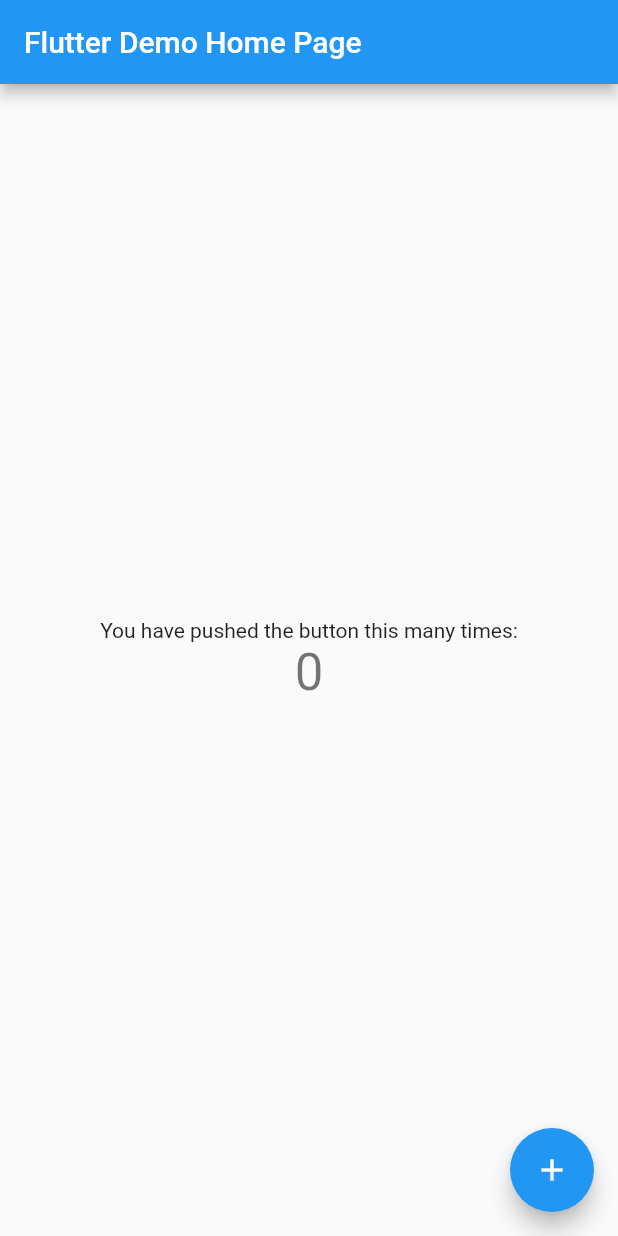
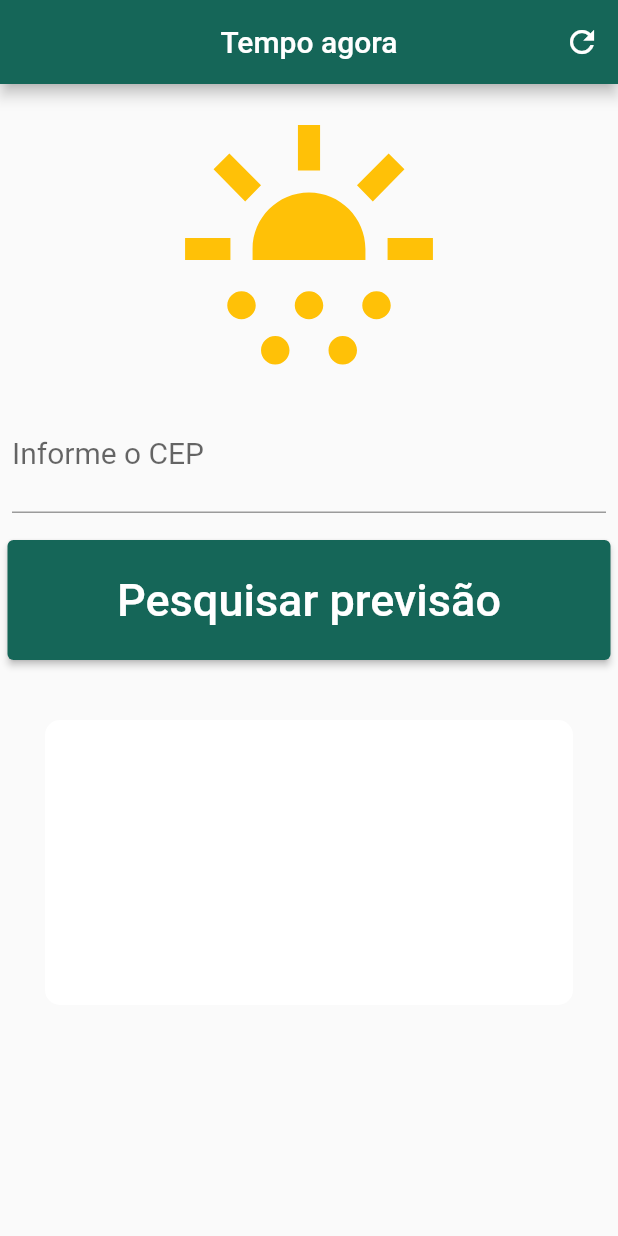
Before and after one commit to Bianca0909/aplicativo_tempo, a Flutter app: the screen it shows after launch, on a phone screen of 412 x 824 dp. Run offline on Flutter 3.47's test engine with Material 2 defaults, Android fonts, the phone set to English and light mode, and no system bars.

Commit message:
Pesquisa de clima por cep

```diff
--- a/aplicativo_tempo/lib/main.dart
+++ b/aplicativo_tempo/lib/main.dart
@@ -1,115 +1,24 @@
 import 'package:flutter/material.dart';
 
+import 'paginas/principal.dart';
+
 void main() {
-  runApp(const MyApp());
+  runApp(const TempoApp());
 }
 
-class MyApp extends StatelessWidget {
-  const MyApp({super.key});
+class TempoApp extends StatefulWidget {
+  const TempoApp({super.key});
 
-  // This widget is the root of your application.
+  @override
+  State<TempoApp> createState() => _TempoState();
+}
+
+class _TempoState extends State<TempoApp> {
   @override
   Widget build(BuildContext context) {
-    return MaterialApp(
-      title: 'Flutter Demo',
-      theme: ThemeData(
-        // This is the theme of your application.
-        //
-        // Try running your application with "flutter run". You'll see the
-        // application has a blue toolbar. Then, without quitting the app, try
-        // changing the primarySwatch below to Colors.green and then invoke
-        // "hot reload" (press "r" in the console where you ran "flutter run",
-        // or simply save your changes to "hot reload" in a Flutter IDE).
-        // Notice that the counter didn't reset back to zero; the application
-        // is not restarted.
-        primarySwatch: Colors.blue,
-      ),
-      home: const MyHomePage(title: 'Flutter Demo Home Page'),
+    return const MaterialApp(
+      debugShowCheckedModeBanner: false,
+      home: Principal(),
     );
   }
 }
-
-class MyHomePage extends StatefulWidget {
-  const MyHomePage({super.key, required this.title});
-
-  // This widget is the home page of your application. It is stateful, meaning
-  // that it has a State object (defined below) that contains fields that affect
-  // how it looks.
-
-  // This class is the configuration for the state. It holds the values (in this
-  // case the title) provided by the parent (in this case the App widget) and
-  // used by the build method of the State. Fields in a Widget subclass are
-  // always marked "final".
-
-  final String title;
-
-  @override
-  State<MyHomePage> createState() => _MyHomePageState();
-}
-
-class _MyHomePageState extends State<MyHomePage> {
-  int _counter = 0;
-
-  void _incrementCounter() {
-    setState(() {
-      // This call to setState tells the Flutter framework that something has
-      // changed in this State, which causes it to rerun the build method below
-      // so that the display can reflect the updated values. If we changed
-      // _counter without calling setState(), then the build method would not be
-      // called again, and so nothing would appear to happen.
-      _counter++;
-    });
-  }
-
-  @override
-  Widget build(BuildContext context) {
-    // This method is rerun every time setState is called, for instance as done
-    // by the _incrementCounter method above.
-    //
-    // The Flutter framework has been optimized to make rerunning build methods
-    // fast, so that you can just rebuild anything that needs updating rather
-    // than having to individually change instances of widgets.
-    return Scaffold(
-      appBar: AppBar(
-        // Here we take the value from the MyHomePage object that was created by
-        // the App.build method, and use it to set our appbar title.
-        title: Text(widget.title),
-      ),
-      body: Center(
-        // Center is a layout widget. It takes a single child and positions it
-        // in the middle of the parent.
-        child: Column(
-          // Column is also a layout widget. It takes a list of children and
-          // arranges them vertically. By default, it sizes itself to fit its
-          // children horizontally, and tries to be as tall as its parent.
-          //
-          // Invoke "debug painting" (press "p" in the console, choose the
-          // "Toggle Debug Paint" action from the Flutter Inspector in Android
-          // Studio, or the "Toggle Debug Paint" command in Visual Studio Code)
-          // to see the wireframe for each widget.
-          //
-          // Column has various properties to control how it sizes itself and
-          // how it positions its children. Here we use mainAxisAlignment to
-          // center the children vertically; the main axis here is the vertical
-          // axis because Columns are vertical (the cross axis would be
-          // horizontal).
-          mainAxisAlignment: MainAxisAlignment.center,
-          children: <Widget>[
-            const Text(
-              'You have pushed the button this many times:',
-            ),
-            Text(
-              '$_counter',
-              style: Theme.of(context).textTheme.headline4,
-            ),
-          ],
-        ),
-      ),
-      floatingActionButton: FloatingActionButton(
-        onPressed: _incrementCounter,
-        tooltip: 'Increment',
-        child: const Icon(Icons.add),
-      ), // This trailing comma makes auto-formatting nicer for build methods.
-    );
-  }
-}
--- /dev/null
+++ b/aplicativo_tempo/lib/paginas/principal.dart
@@ -0,0 +1,79 @@
+import 'dart:convert';
+
+import 'package:flutter/material.dart';
+import 'package:http/http.dart';
+import '../util/componentes.dart';
+
+class Principal extends StatefulWidget {
+  const Principal({super.key});
+
+  @override
+  State<Principal> createState() => _PrincipalState();
+}
+
+class _PrincipalState extends State<Principal> {
+  GlobalKey<FormState> formController = GlobalKey<FormState>();
+  TextEditingController cepController = TextEditingController();
+
+  String retorno = "";
+  String rua = "Rua:";
+  String complemento = "Complemento:";
+  String bairro = "Bairro:";
+  String cidade = "Cidade:";
+  String estado = "Estado:";
+
+  limpaTela() {
+    setState(() {
+      retorno = "";
+      cepController.text = "";
+      formController = GlobalKey<FormState>();
+    });
+  }
+
+  buscarEndereco() async {
+    //async = método assíncrono
+    String url = 'https://viacep.com.br/ws/${cepController.text}/json/';
+    Response resposta = await get(Uri.parse(url));
+    Map endereco = json.decode(resposta.body);
+    setState(() {
+      rua = "Rua: ${endereco['logradouro']}";
+      complemento = "Complemento: ${endereco['complemento']}";
+      bairro = "Bairro: ${endereco['bairro']}";
+      cidade = "Cidade: ${endereco['localidade']}";
+      estado = "Estado: ${endereco['uf']}";
+    });
+    print(endereco);
+    buscarNome();
+  }
+
+  buscarNome() async {
+    String url =
+        'https://api.hgbrasil.com/weather?format=json-cors&key=c2b3048c&city_name=$cidade,$estado';
+    Response resposta = await get(Uri.parse(url));
+    Map tempo = json.decode(resposta.body);
+
+    setState(() {
+      retorno = "Tempo: ${tempo['results']['temp']}";
+    });
+    print(tempo);
+  }
+
+  @override
+  Widget build(BuildContext context) {
+    return Scaffold(
+      appBar: Componentes().criaAppBar('Tempo agora', limpaTela),
+      body: Form(
+        key: formController,
+        child: Column(children: [
+          const SizedBox(height: 20),
+          Componentes().iconeGrande(),
+          Componentes().criaInputTexto(TextInputType.number, 'Informe o CEP',
+              cepController, 'Informe o CEP'),
+          Componentes()
+              .criaBotao(formController, buscarEndereco, 'Pesquisar previsão'),
+          Componentes().criarContainerDados(retorno),
+        ]),
+      ),
+    );
+  }
+}
--- /dev/null
+++ b/aplicativo_tempo/lib/util/componentes.dart
@@ -0,0 +1,106 @@
+import 'package:flutter/material.dart';
+
+class Componentes {
+  criaAppBar(texto, acao) {
+    return AppBar(
+      title: criaTexto(texto),
+      centerTitle: true,
+      backgroundColor: const Color.fromARGB(255, 21, 102, 88),
+      actions: <Widget>[
+        IconButton(
+          icon: const Icon(Icons.refresh),
+          onPressed: acao,
+        )
+      ],
+    );
+  }
+
+  criaTexto(texto, [cor]) {
+    if (cor != null) {
+      return Text(
+        texto,
+        style: TextStyle(color: cor),
+      );
+    }
+    return Text(texto);
+  }
+
+  iconeGrande() {
+    return const Icon(
+      Icons.sunny_snowing,
+      size: 180.0,
+      color: Colors.amber,
+    );
+  }
+
+  criaInputTexto(tipoTeclado, textoEtiqueta, controlador, mensagemValidacao) {
+    return Padding(
+      padding: const EdgeInsets.all(8.0),
+      child: TextFormField(
+        keyboardType: tipoTeclado,
+        decoration: InputDecoration(
+            labelText: textoEtiqueta,
+            labelStyle: const TextStyle(
+              fontSize: 20,
+            )),
+        textAlign: TextAlign.left,
+        style: const TextStyle(fontSize: 30),
+        controller: controlador,
+        validator: (value) {
+          if (value!.isEmpty) {
+            return mensagemValidacao;
+          }
+          return null;
+        },
+      ),
+    );
+  }
+
+  criaBotao(controladorFormulario, funcao, titulo) {
+    return Row(
+      children: [
+        Expanded(
+            flex: 1,
+            child: Container(
+              padding: const EdgeInsets.fromLTRB(5, 10, 5, 10),
+              height: 100,
+              child: ElevatedButton(
+                style: ElevatedButton.styleFrom(
+                  backgroundColor: const Color.fromARGB(255, 21, 102, 88),
+                ),
+                onPressed: () {
+                  if (controladorFormulario.currentState!.validate()) {
+                    funcao();
+                  }
+                },
+                child: Text(
+                  titulo,
+                  style: const TextStyle(color: Colors.white, fontSize: 30.0),
+                ),
+              ),
+            ))
+      ],
+    );
+  }
+
+  criarContainerDados(resposta) {
+    return Container(
+      padding: const EdgeInsets.all(30),
+      height: 250,
+      width: double.infinity,
+      child: Container(
+        padding: const EdgeInsets.all(20),
+        decoration: const BoxDecoration(
+          color: Colors.white,
+          borderRadius: BorderRadius.all(Radius.circular(10)),
+        ),
+        child: Column(
+          crossAxisAlignment: CrossAxisAlignment.start,
+          children: [
+            Expanded(flex: 1, child: criaTexto(resposta, Colors.black)),
+          ],
+        ),
+      ),
+    );
+  }
+}
--- a/aplicativo_tempo/pubspec.yaml
+++ b/aplicativo_tempo/pubspec.yaml
@@ -36,7 +36,7 @@
   # The following adds the Cupertino Icons font to your application.
   # Use with the CupertinoIcons class for iOS style icons.
   cupertino_icons: ^1.0.2
-
+  http: ^0.13.5
 dev_dependencies:
   flutter_test:
     sdk: flutter
```
Also changed, not shown: aplicativo_tempo/pubspec.lock.
